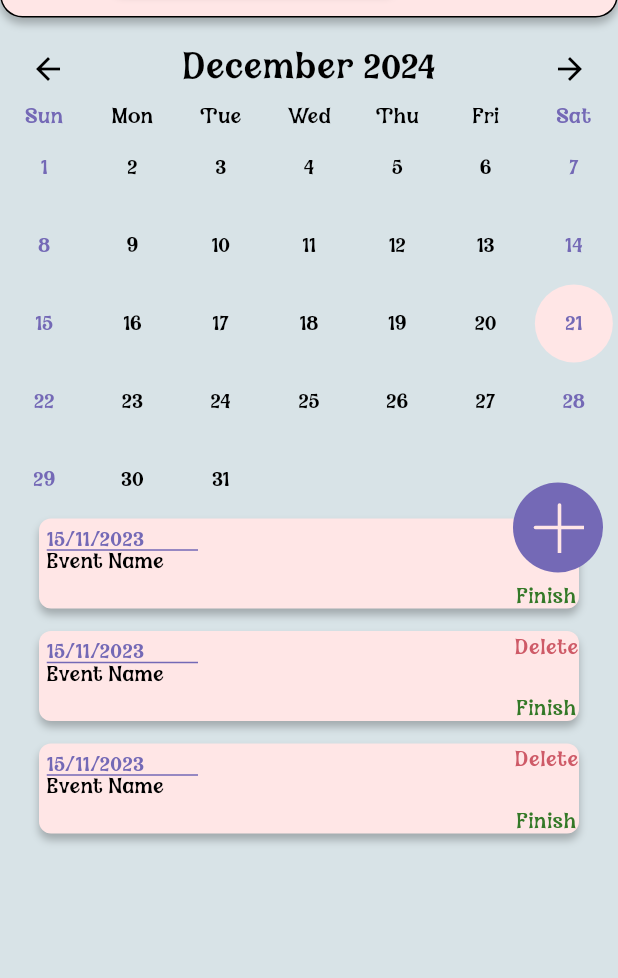
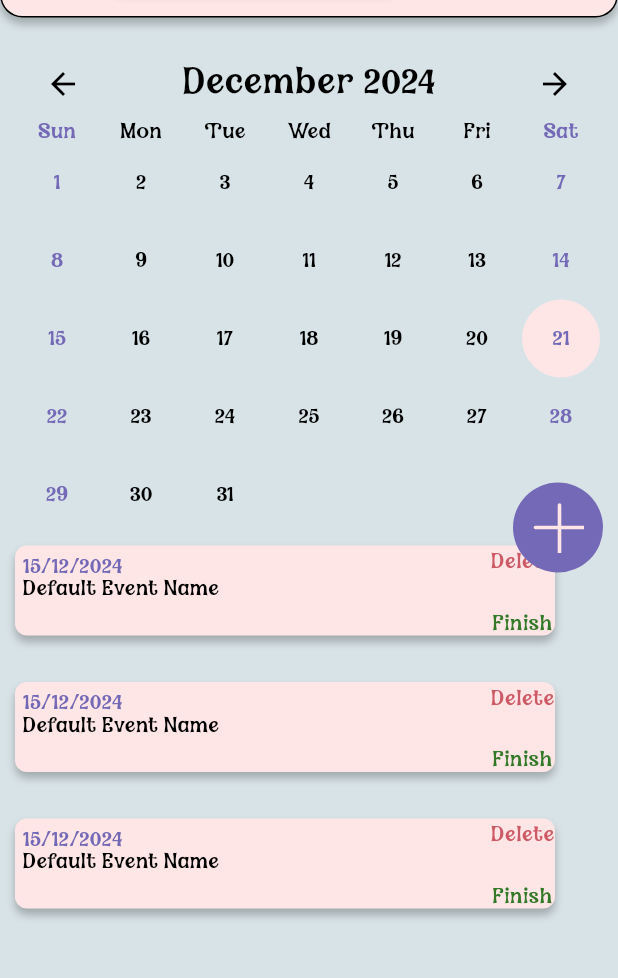
Before and after one commit to nspyrop03/hocus_focus, a Flutter app: the CalendarPage screen opened directly, on a phone screen of 412 x 824 dp, the part 65-1043 px from its top. Run offline on Flutter 3.47's test engine with Material 3 defaults, Android fonts, the phone set to English and light mode, and no system bars; drawn by our look-alikes of table_calendar; our stand-ins replace flutter_svg.

Commit message:
scrollable calendar page!!!

```diff
--- a/lib/main.dart
+++ b/lib/main.dart
@@ -27,7 +27,7 @@ class MyApp extends StatelessWidget {
         scaffoldBackgroundColor: MyColors.background,
         useMaterial3: true,
       ),
-      home: MainPage()//HomePage()//TestPage()//WelcomePage()
+      home: CalendarPage()//MainPage()//HomePage()//TestPage()//WelcomePage()
     );
   }
 }
--- a/lib/screens/calendar_page.dart
+++ b/lib/screens/calendar_page.dart
@@ -1,9 +1,54 @@
 import 'package:flutter/material.dart';
 import 'package:hocus_focus/widgets/bar_widgets.dart';
-import 'package:hocus_focus/widgets/home_widgets.dart';
 import 'package:hocus_focus/widgets/calendar_widgets.dart';
 
 
+class CalendarPage extends StatelessWidget {
+  @override
+  Widget build(BuildContext context) {
+    return Scaffold(
+      body: Column(
+        children: [
+          TopBarWidget(),
+          SizedBox(height: 10),
+          // Flexible ensures proper space allocation for the content
+          Flexible(
+            child: Stack(
+              children: [
+                // ListView includes TableBasicsExample and EventdisplayWidgets
+                Positioned.fill(
+                  child: ListView(
+                    padding: EdgeInsets.all(10.0), // Add padding around the list
+                    children: [
+                      TableBasicsExample(),
+                      EventdisplayWidget(),
+                      SizedBox(height: 15),
+                      EventdisplayWidget(),
+                      SizedBox(height: 15),
+                      EventdisplayWidget(),
+                      // Add more EventdisplayWidgets as needed
+                    ],
+                  ),
+                ),
+                // HoverplusbuttonWidget positioned at the top-right corner
+                Positioned(
+                  top: 300, // Adjust position as needed
+                  right: 10, // Adjust position as needed
+                  child: HoverplusbuttonWidget(),
+                ),
+              ],
+            ),
+          ),
+        ],
+      ),
+    );
+  }
+}
+
+
+
+
+/*
 class CalendarPage extends StatelessWidget {
   @override
   Widget build(BuildContext context) {
@@ -45,3 +90,4 @@ class CalendarPage extends StatelessWidget {
     );
   }
 }
+*/
--- a/lib/widgets/calendar_widgets.dart
+++ b/lib/widgets/calendar_widgets.dart
@@ -133,6 +133,112 @@ class _TableBasicsExampleState extends State<TableBasicsExample> {
   }
 }
 
+
+class EventdisplayWidget extends StatelessWidget {
+  final String eventName;
+  final String eventDate;
+
+   EventdisplayWidget({
+    this.eventName = 'Default Event Name', // Default event name
+    this.eventDate = '15/12/2024',         // Default event date
+  });
+
+  @override
+  Widget build(BuildContext context) {
+    return Container(
+      margin: EdgeInsets.symmetric(vertical: 8.0), // Add spacing between events
+      width: 360,
+      height: 60,
+      child: Stack(
+        children: <Widget>[
+          Positioned(
+            top: 0,
+            left: 0,
+            child: Container(
+              width: 360,
+              height: 60,
+              decoration: BoxDecoration(
+                borderRadius: BorderRadius.all(Radius.circular(8)),
+                boxShadow: [MyStyles.boxShadowBasic],
+                color: MyColors.primary,
+              ),
+            ),
+          ),
+          Positioned(
+            top: 7,
+            left: 5,
+            child: Text(
+              eventDate, // Use dynamic event date
+              textAlign: TextAlign.center,
+              style: TextStyle(
+                color: MyColors.details, // Replace with MyColors.details
+                fontFamily: 'AvolisseDEMO',
+                fontSize: 14,
+                fontWeight: FontWeight.normal,
+                height: 1,
+              ),
+            ),
+          ),
+          Positioned(
+            top: 45,
+            left: 318,
+            child: GestureDetector(
+              onTap: () {
+                // Handle Finish action
+                print('Finish tapped for $eventName');
+              },
+              child: Text(
+                'Finish',
+                textAlign: TextAlign.center,
+                style: TextStyle(
+                  color: MyColors.accept, // Replace with MyColors.accept
+                  fontFamily: 'AvolisseDEMO',
+                  fontSize: 14,
+                  fontWeight: FontWeight.normal,
+                  height: 1,
+                ),
+              ),
+            ),
+          ),
+          Positioned(
+            top: 4,
+            left: 317,
+            child: GestureDetector(
+              onTap: () {
+                // Handle Delete action
+                print('Delete tapped for $eventName');
+              },
+              child: Text(
+                'Delete',
+                textAlign: TextAlign.center,
+                style: TextStyle(
+                  color: MyColors.delete, // Replace with MyColors.delete
+                  fontFamily: 'AvolisseDEMO',
+                  fontSize: 14,
+                  fontWeight: FontWeight.normal,
+                  height: 1,
+                ),
+              ),
+            ),
+          ),
+          Positioned(
+            top: 22,
+            left: 5,
+            child: Text(
+              eventName, // Use dynamic event name
+              textAlign: TextAlign.center,
+              style: MyStyles.magic14 // Replace with MyStyles.magic14
+            ),
+          ),
+        ],
+      ),
+    );
+  }
+}
+
+
+
+/*
 class EventdisplayWidget extends StatelessWidget {
   @override
   Widget build(BuildContext context) {
@@ -234,7 +340,7 @@ class EventdisplayWidget extends StatelessWidget {
     );
   }
 }
-
+*/
 /*
 class EventdisplayWidget extends StatelessWidget {
   @override
```
